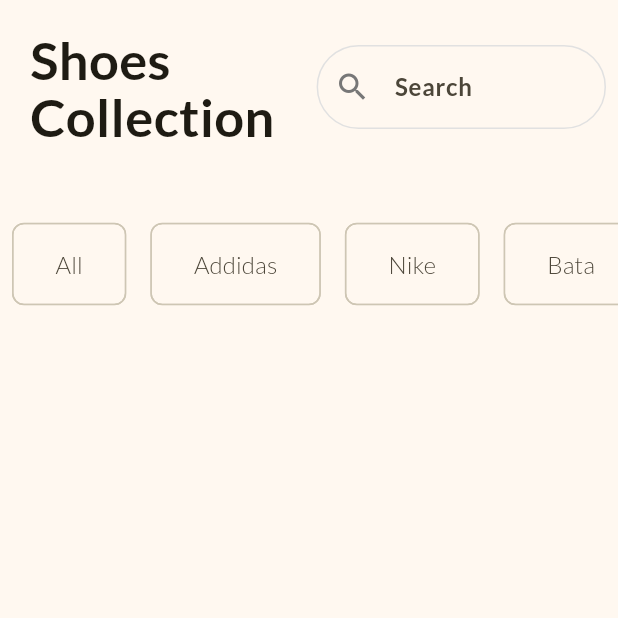
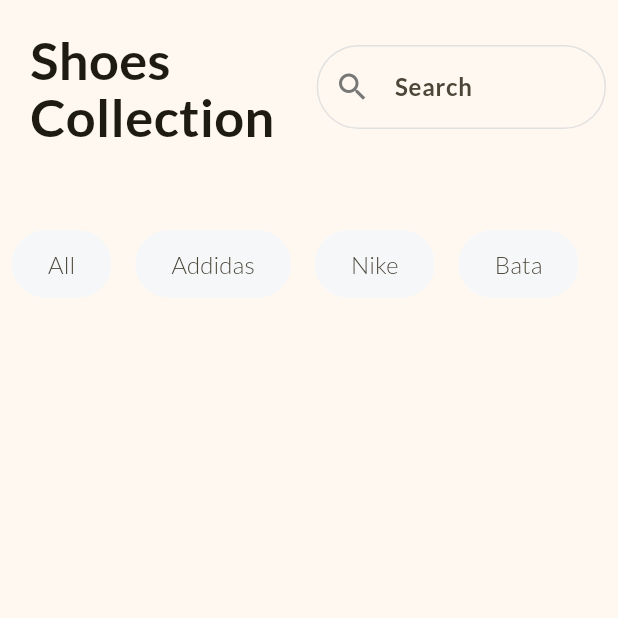
Before and after one commit to psalmistcom/shopping_mobile_app_with_cart, a Flutter app: the screen it shows after launch, on a phone screen of 412 x 824 dp, the top half of it. Run offline on Flutter 3.47's test engine with Material 3 defaults, Android fonts, the phone set to English and light mode, and no system bars.

Commit message:
chip design

```diff
--- a/lib/home_page.dart
+++ b/lib/home_page.dart
@@ -1,9 +1,22 @@
+import 'package:flutter/foundation.dart';
 import 'package:flutter/material.dart';
 
-class HomePage extends StatelessWidget {
+class HomePage extends StatefulWidget {
   const HomePage({super.key});
 
+  @override
+  State<HomePage> createState() => _HomePageState();
+}
+
+class _HomePageState extends State<HomePage> {
   final List<String> filters = const ["All", "Addidas", 'Nike', 'Bata'];
+  late String selectedFilter;
+
+  @override
+  void initState() {
+    super.initState();
+    selectedFilter = filters[0];
+  }
 
   @override
   Widget build(BuildContext context) {
@@ -55,14 +68,28 @@ class HomePage extends StatelessWidget {
                 itemCount: filters.length,
                 itemBuilder: (context, index) {
                   final filter = filters[index];
-                  return Padding(
-                    padding: const EdgeInsets.symmetric(horizontal: 8.0),
-                    child: Chip(
-                      label: Text(filter),
-                      labelStyle: const TextStyle(fontSize: 16),
-                      padding: const EdgeInsets.symmetric(
-                        horizontal: 20.0,
-                        vertical: 15.0,
+                  return GestureDetector(
+                    onTap: () {
+                      if (kDebugMode) {
+                        print("Hello");
+                      }
+                    },
+                    child: Padding(
+                      padding: const EdgeInsets.symmetric(horizontal: 8.0),
+                      child: Chip(
+                        backgroundColor: const Color.fromRGBO(245, 247, 249, 1),
+                        side: const BorderSide(
+                          color: Color.fromRGBO(245, 247, 249, 1),
+                        ),
+                        shape: RoundedRectangleBorder(
+                          borderRadius: BorderRadius.circular(30),
+                        ),
+                        label: Text(filter),
+                        labelStyle: const TextStyle(fontSize: 16),
+                        padding: const EdgeInsets.symmetric(
+                          horizontal: 15.0,
+                          vertical: 10.0,
+                        ),
                       ),
                     ),
                   );
```
